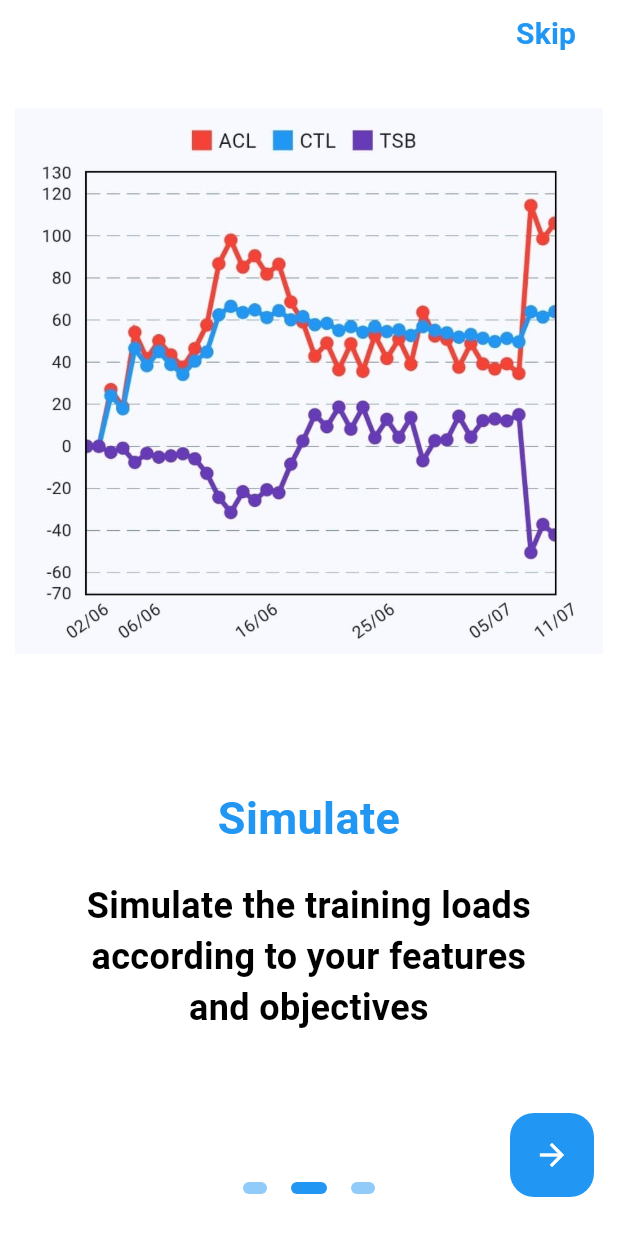
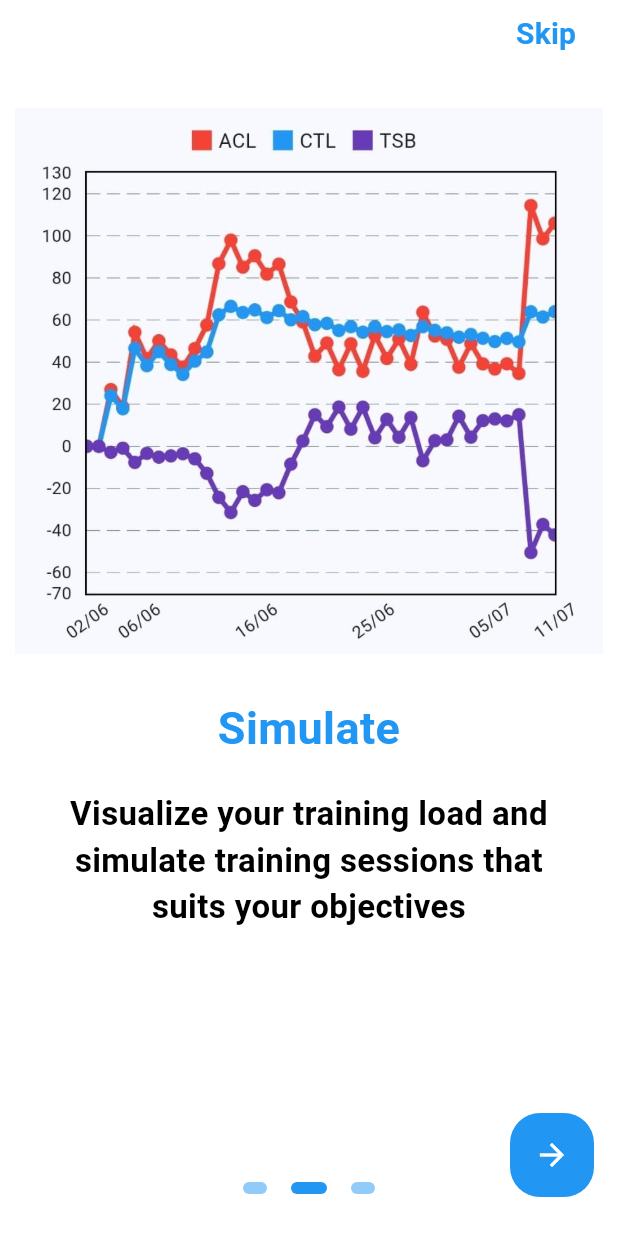
Before and after one commit to alessandrocasarin/simfit, a Flutter app: the screen it shows after launch, swiped to page 2, on a phone screen of 412 x 824 dp. Run offline on Flutter 3.47's test engine with Material 3 defaults, Android fonts, the phone set to English and light mode, and no system bars; drawn by our look-alikes of flutter_onboarding_slider; our stand-ins replace fl_chart, flutter_login, font_awesome_flutter, jwt_decoder, material_design_icons_flutter, shared_preferences; missing offline and left inert: profile_photo.

Commit message:
graphic onboarding

```diff
--- a/lib/screens/onboarding.dart
+++ b/lib/screens/onboarding.dart
@@ -10,8 +10,9 @@
 
   @override
   Widget build(BuildContext context) {
-    return OnBoardingSlider(
-      finishButtonText: 'Login',
+    return SafeArea(
+      child: OnBoardingSlider(
+        finishButtonText: 'LOG IN',
         onFinish: () async {
           await Provider.of<UserProvider>(context, listen: false).onboardUser();
           Navigator.of(context).pushReplacement(
@@ -19,6 +20,10 @@
         },
         finishButtonStyle: FinishButtonStyle(
           backgroundColor: Theme.of(context).primaryColor,
+          foregroundColor: Theme.of(context).secondaryHeaderColor,
+          shape: RoundedRectangleBorder(
+            borderRadius: BorderRadius.circular(20),
+          ),
         ),
         skipTextButton: Text(
           'Skip',
@@ -48,41 +53,44 @@
         background: [
           Padding(
             padding: EdgeInsets.all(10),
-          child:Image.asset(
+            child: Image.asset(
               'assets/allenamento1.png',
               height: 400,
-        ),),
+            ),
+          ),
           Padding(
             padding: EdgeInsets.all(10),
-          child:Image.asset(
+            child: Image.asset(
               'assets/grafico2.jpg',
               height: 400,
-        ),),
+            ),
+          ),
           Padding(
             padding: EdgeInsets.all(10),
-          child:Image.asset(
+            child: Image.asset(
               'assets/ciclista.jpg',
               height: 400,
-        ),),
+            ),
+          ),
         ],
         speed: 1.8,
         pageBodies: [
           Container(
             alignment: Alignment.center,
-          width: MediaQuery.of(context).size.width,
+            width: MediaQuery.of(context).size.width * 0.9,
             padding: const EdgeInsets.symmetric(horizontal: 40),
             child: Column(
               mainAxisAlignment: MainAxisAlignment.start,
               crossAxisAlignment: CrossAxisAlignment.center,
               children: <Widget>[
                 const SizedBox(
-                height: 480,
+                  height: 420,
                 ),
                 Text(
                   'Track',
                   textAlign: TextAlign.center,
                   style: TextStyle(
-                  color:  Theme.of(context).primaryColor,
+                    color: Theme.of(context).primaryColor,
                     fontSize: 30.0,
                     fontWeight: FontWeight.w600,
                   ),
@@ -104,20 +112,20 @@
           ),
           Container(
             alignment: Alignment.center,
-          width: MediaQuery.of(context).size.width,
+            width: MediaQuery.of(context).size.width * 0.9,
             padding: const EdgeInsets.symmetric(horizontal: 40),
             child: Column(
               mainAxisAlignment: MainAxisAlignment.start,
               crossAxisAlignment: CrossAxisAlignment.center,
               children: <Widget>[
                 const SizedBox(
-                height: 480,
+                  height: 420,
                 ),
                 Text(
                   'Simulate',
                   textAlign: TextAlign.center,
                   style: TextStyle(
-                  color:  Theme.of(context).primaryColor,
+                    color: Theme.of(context).primaryColor,
                     fontSize: 30.0,
                     fontWeight: FontWeight.w600,
                   ),
@@ -126,11 +134,11 @@
                   height: 20,
                 ),
                 const Text(
-                'Simulate the training loads according to your features and objectives',
+                  'Visualize your training load and simulate training sessions that suits your objectives',
                   textAlign: TextAlign.center,
                   style: TextStyle(
                     color: Colors.black,
-                  fontSize: 24.0,
+                    fontSize: 22.0,
                     fontWeight: FontWeight.w600,
                   ),
                 ),
@@ -139,20 +147,20 @@
           ),
           Container(
             alignment: Alignment.center,
-          width: MediaQuery.of(context).size.width,
+            width: MediaQuery.of(context).size.width * 0.9,
             padding: const EdgeInsets.symmetric(horizontal: 40),
             child: Column(
               mainAxisAlignment: MainAxisAlignment.start,
               crossAxisAlignment: CrossAxisAlignment.center,
               children: <Widget>[
                 const SizedBox(
-                height: 480,
+                  height: 420,
                 ),
                 Text(
                   'Train',
                   textAlign: TextAlign.center,
                   style: TextStyle(
-                  color:  Theme.of(context).primaryColor,
+                    color: Theme.of(context).primaryColor,
                     fontSize: 30.0,
                     fontWeight: FontWeight.w600,
                   ),
@@ -173,6 +181,7 @@
             ),
           ),
         ],
+      ),
     );
   }
 }
```
Lines whose indentation alone changed are shown as unchanged.
